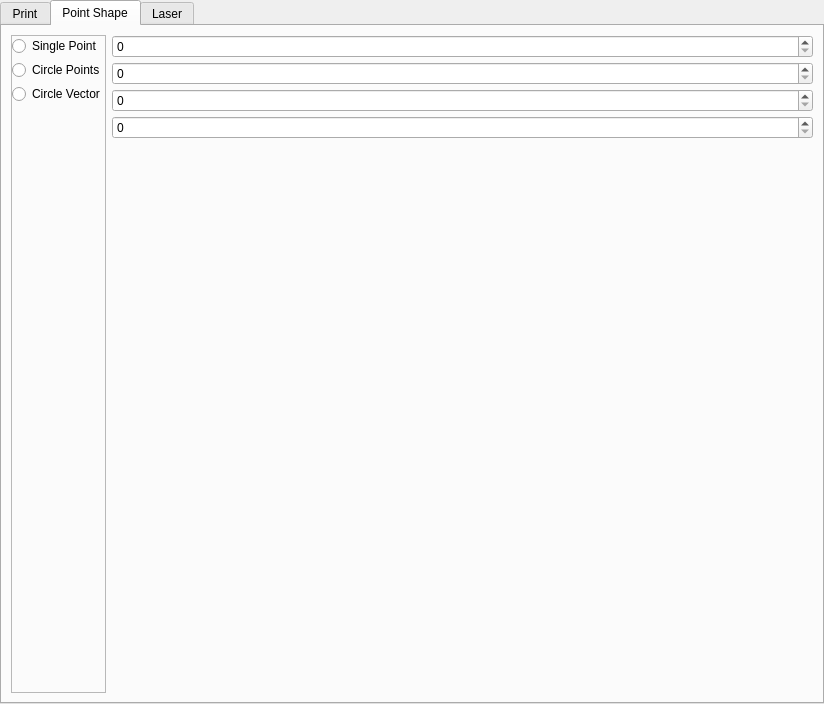
nico88chessa/MIBDV, file gui/ui/TestFrame.ui: the form before one commit.
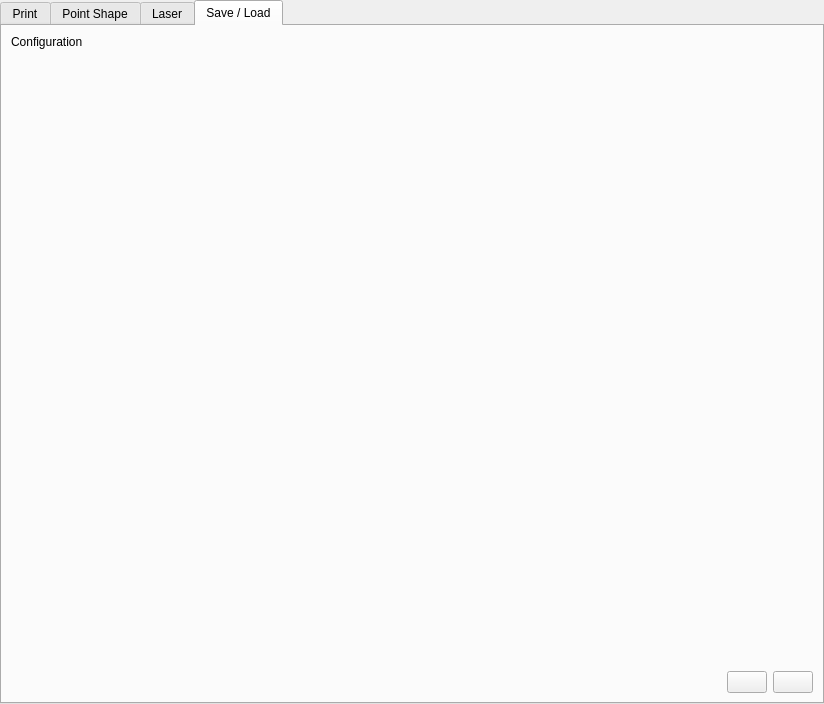
The form after the commit. The open tabs and pages were chosen to show the change. Custom widgets are drawn as their Qt base class.

Commit message: aggiunto parametro MARKING_CONFIGURATION_PATH in: CMakeLists, configure.h.in; adattato Settings gestione nuovo parametro MARKING_CONFIGURATION_PATH; MDListWidget: modificato costruttori; DialogAlert: impostato flag a modale a livello applicativo; TestFrame: aggiunto gestione salvataggio/caricamento parametri; MainWindow: gestione icone pulsanti con proprieta' (utile per fogli di stile); aggiunto icone per pulsanti save/load; update qss;

```diff
--- a/gui/ui/TestFrame.ui
+++ b/gui/ui/TestFrame.ui
@@ -890,6 +890,83 @@
        </item>
       </layout>
      </widget>
+     <widget class="QWidget" name="tabSaveLoad">
+      <attribute name="title">
+       <string>Save / Load</string>
+      </attribute>
+      <layout class="QGridLayout" name="gridLayout_15">
+       <item row="3" column="0" colspan="2">
+        <spacer name="verticalSpacer_12">
+         <property name="orientation">
+          <enum>Qt::Vertical</enum>
+         </property>
+         <property name="sizeHint" stdset="0">
+          <size>
+           <width>20</width>
+           <height>40</height>
+          </size>
+         </property>
+        </spacer>
+       </item>
+       <item row="1" column="0" rowspan="2" colspan="2">
+        <widget class="QLabel" name="lConfigurationDetail">
+         <property name="text">
+          <string/>
+         </property>
+        </widget>
+       </item>
+       <item row="0" column="0">
+        <widget class="QLabel" name="lConfiguration">
+         <property name="text">
+          <string>Configuration</string>
+         </property>
+         <property name="type" stdset="0">
+          <string>subheader</string>
+         </property>
+        </widget>
+       </item>
+       <item row="4" column="0" colspan="2">
+        <layout class="QGridLayout" name="tabSaveLoadBottom" rowstretch="0">
+         <property name="leftMargin">
+          <number>10</number>
+         </property>
+         <property name="topMargin">
+          <number>0</number>
+         </property>
+         <property name="rightMargin">
+          <number>0</number>
+         </property>
+         <item row="0" column="1">
+          <widget class="QPushButton" name="pbSave">
+           <property name="text">
+            <string/>
+           </property>
+          </widget>
+         </item>
+         <item row="0" column="2">
+          <widget class="QPushButton" name="pbLoad">
+           <property name="text">
+            <string/>
+           </property>
+          </widget>
+         </item>
+         <item row="0" column="0">
+          <spacer name="horizontalSpacer_2">
+           <property name="orientation">
+            <enum>Qt::Horizontal</enum>
+           </property>
+           <property name="sizeHint" stdset="0">
+            <size>
+             <width>40</width>
+             <height>20</height>
+            </size>
+           </property>
+          </spacer>
+         </item>
+        </layout>
+       </item>
+      </layout>
+     </widget>
     </widget>
    </item>
   </layout>
```
Left out of the diff: 20 changed lines with no effect on the pictures. The commit also changes 18 other files.
